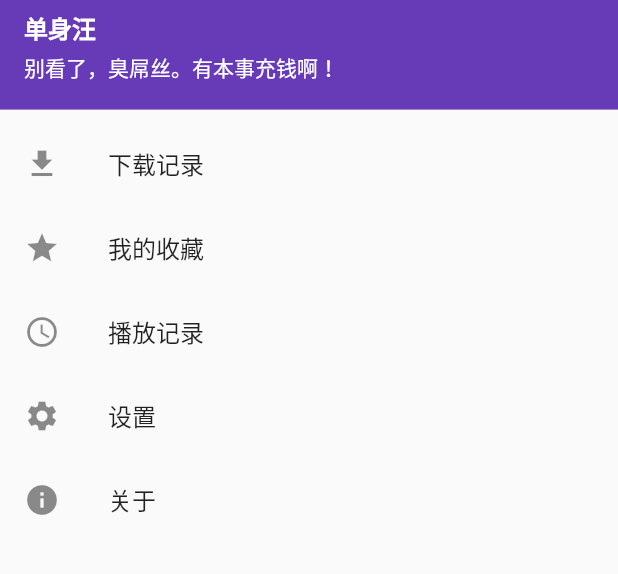
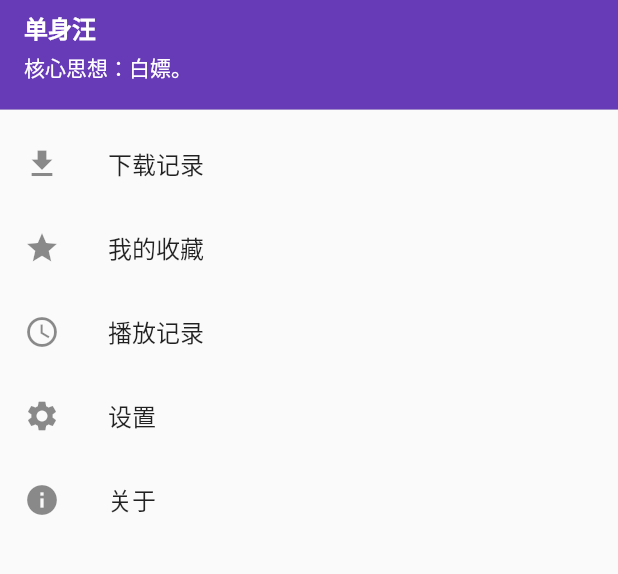
Before and after one commit to lytian/v_player, a Flutter app: the MainLeftPage widget shown alone on an empty page, opened directly, on a phone screen of 412 x 824 dp, the part 132-706 px from its top. Run offline on Flutter 3.47's test engine with Material 2 defaults, Android fonts, the phone set to English and light mode, and no system bars; our stand-ins replace bot_toast, cached_network_image, chewie, connectivity_plus, dio, easy_refresh and 6 more; missing offline and left inert: auto_orientation, flutter_screen_wake, m3u8_downloader, volume_controller; accounts and stored records are empty; network calls fail.

Commit message:
fix: 修改文字

```diff
--- a/lib/pages/main_left_page.dart
+++ b/lib/pages/main_left_page.dart
@@ -37,7 +37,7 @@ class _MainLeftPageState extends State<MainLeftPage> {
               fontWeight: FontWeight.bold,
             ),
           ),
-          accountEmail: const Text('别看了，臭屌丝。有本事充钱啊！',
+          accountEmail: const Text('核心思想：白嫖。',
             overflow: TextOverflow.ellipsis,
             style: TextStyle(
               fontSize: 14,
```
